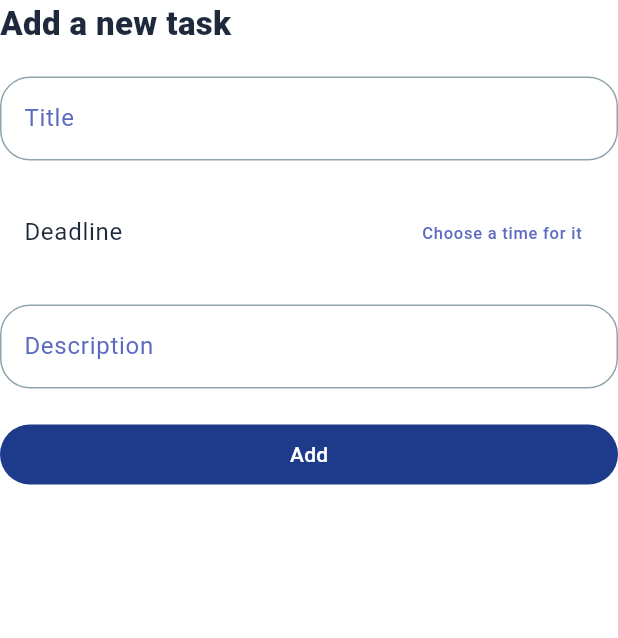
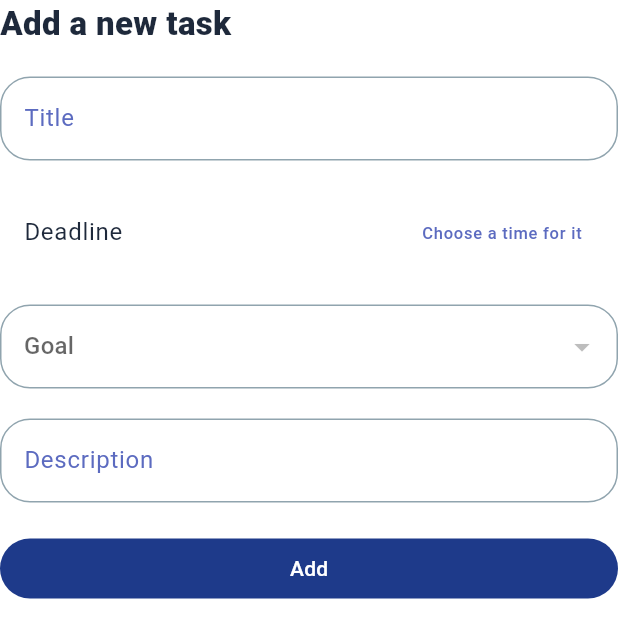
Before and after one commit to Amir-Hzz79/planza, a Flutter app: the AddTaskFields widget shown alone on an empty page, opened directly, on a phone screen of 412 x 824 dp. Shown: the top 638 px of the screen. Run offline on Flutter 3.47's test engine with Material 3 defaults, Android fonts, the phone set to English and light mode, and no system bars; our stand-ins replace dot_navigation_bar, drift, easy_date_timeline, equatable, flutter_bloc, get_it and 1 more; accounts and stored records are empty; generated files the repository leaves out were written again.

Commit message:
finish add task logics

```diff
--- a/assets/lang/en.json
+++ b/assets/lang/en.json
@@ -4,6 +4,7 @@
     "language": "Languages",
     "support": "Help & Support",
     "about": "About Me",
+    "goal": "Goal",
     "goal_title": "Manage Your Goals",
     "add_modal_goal_title": "Add a new GOAL!",
     "add_modal_goal_subtitle": "Let's go",
@@ -11,6 +12,7 @@
     "add_modal_task_subtitle": "Let's add it",
     "title": "Title",
     "add": "Add",
+    "tasks": "Tasks",
     "add_task": "Add a new task",
     "deadline": "Deadline",
     "start_date": "Start Time",
--- a/assets/lang/fa.json
+++ b/assets/lang/fa.json
@@ -4,6 +4,7 @@
     "language": "زبان ها",
     "support": "پشتیبانی",
     "about": "درباره من",
+    "goal": "هدف",
     "goal_title": "اهدافتو مدیریت کن",
     "add_modal_goal_title": "اضافه کردن هدف!",
     "add_modal_goal_subtitle": "بزن بریم",
@@ -11,6 +12,7 @@
     "add_modal_task_subtitle": "بریم اضافه کنیم",
     "title": "عنوان",
     "add": "اضافش کن",
+    "tasks": "کارها",
     "add_task": "اضافه کردن کار جدید",
     "deadline": "موعد",
     "start_date": "از تاریخ",
--- a/lib/core/widgets/scrollables/scrollable_column.dart
+++ b/lib/core/widgets/scrollables/scrollable_column.dart
@@ -1,7 +1,6 @@
 import 'package:flutter/material.dart';
 
 import 'my_single_child_scroll_view.dart';
-
 
 class ScrollableColumn extends StatelessWidget {
   const ScrollableColumn({
@@ -12,6 +11,7 @@ class ScrollableColumn extends StatelessWidget {
     this.scrollController,
     this.mainAxisSize,
     this.scrollPhysics = const ClampingScrollPhysics(),
+    this.spacing = 0,
   });
 
   final List<Widget> children;
@@ -20,6 +20,7 @@ class ScrollableColumn extends StatelessWidget {
   final ScrollController? scrollController;
   final MainAxisSize? mainAxisSize;
   final ScrollPhysics? scrollPhysics;
+  final double spacing;
 
   @override
   Widget build(BuildContext context) {
@@ -30,6 +31,7 @@ class ScrollableColumn extends StatelessWidget {
         mainAxisAlignment: mainAxisAlignment,
         mainAxisSize: mainAxisSize ?? MainAxisSize.max,
         crossAxisAlignment: crossAxisAlignment,
+        spacing: spacing,
         children: children,
       ),
     );
--- a/lib/features/task_managment/bloc/task_bloc.dart
+++ b/lib/features/task_managment/bloc/task_bloc.dart
@@ -21,7 +21,7 @@ class TaskBloc extends Bloc<TaskEvent, TaskState> {
 
       emit(TaskLoadedState(tasks));
     } catch (e) {
-      emit(TaskErrorState('خطا در بارگیری اهداف'));
+      emit(TaskErrorState('Failed to load Tasks'));
     }
   }
 
@@ -34,7 +34,7 @@ class TaskBloc extends Bloc<TaskEvent, TaskState> {
 
       emit(TaskLoadedState(tasks));
     } catch (e) {
-      emit(TaskErrorState('خطا در بارگیری اهداف'));
+      emit(TaskErrorState('Failed to Insert Task'));
     }
   }
 }
--- a/lib/features/task_managment/presentation/widgets/add_task_fields.dart
+++ b/lib/features/task_managment/presentation/widgets/add_task_fields.dart
@@ -1,11 +1,13 @@
 import 'package:flutter/material.dart';
 import 'package:flutter_bloc/flutter_bloc.dart';
+import 'package:planza/core/data/models/goal_model.dart';
 import 'package:planza/core/data/models/task_model.dart';
 import 'package:planza/features/task_managment/bloc/task_bloc.dart';
 import 'package:planza/features/task_managment/bloc/task_event.dart';
 
 import '../../../../core/locale/app_localization.dart';
 import '../../../../core/widgets/date_picker/date_picker.dart';
+import 'goal_selection.dart';
 
 class AddTaskFields extends StatefulWidget {
   const AddTaskFields({super.key});
@@ -19,15 +21,20 @@ class _AddTaskFieldsState extends State<AddTaskFields> {
     TaskModel task = TaskModel(
       title: _titleController.text,
       description: _descriptionController.text,
+      goal: selectedGoal,
       isCompleted: false,
     );
 
     context.read<TaskBloc>().add(TaskSubmittedEvent(task: task));
+
+    Navigator.pop(context);
   }
 
   final TextEditingController _titleController = TextEditingController();
 
   final TextEditingController _descriptionController = TextEditingController();
+
+  GoalModel? selectedGoal;
 
   @override
   Widget build(BuildContext context) {
@@ -61,6 +68,11 @@ class _AddTaskFieldsState extends State<AddTaskFields> {
           DatePicker(
             title: appLocalizations.translate('deadline'),
           ),
+          GoalSelection(
+            onChanged: (selectedGoal) {
+              this.selectedGoal = selectedGoal;
+            },
+          ),
           TextFormField(
             controller: _descriptionController,
             decoration: InputDecoration(
--- /dev/null
+++ b/lib/features/task_managment/presentation/widgets/goal_selection.dart
@@ -0,0 +1,93 @@
+import 'package:flutter/material.dart';
+import 'package:flutter_bloc/flutter_bloc.dart';
+import 'package:planza/core/data/models/goal_model.dart';
+import 'package:planza/core/locale/app_localization.dart';
+
+import '../../../home/bloc/goal_bloc.dart';
+import '../../../home/bloc/goal_state.dart';
+
+class GoalSelection extends StatefulWidget {
+  const GoalSelection({super.key, required this.onChanged, this.validator});
+
+  final void Function(GoalModel? selectedGoal) onChanged;
+  final String? Function(GoalModel?)? validator;
+
+  @override
+  State<GoalSelection> createState() => _GoalSelectionState();
+}
+
+class _GoalSelectionState extends State<GoalSelection> {
+  GoalModel? selectedGoal;
+
+  @override
+  Widget build(BuildContext context) {
+    return BlocBuilder<GoalBloc, GoalState>(builder: (context, state) {
+      if (state is GoalLoadedState) {
+        return SizedBox(
+          width: double.infinity,
+          child: DropdownButtonFormField(
+            hint: Text(
+              AppLocalizations.of(context).translate('goal'),
+            ),
+            value: selectedGoal,
+            items: List.generate(
+              state.goals.length,
+              (index) => DropdownMenuItem(
+                value: state.goals[index],
+                child: SizedBox(
+                  width: MediaQuery.of(context).size.width - 80,
+                  child: Row(
+                    children: [
+                      Expanded(
+                        flex: 2,
+                        child: CircleAvatar(
+                          backgroundColor: state.goals[index].color,
+                          radius: 10,
+                        ),
+                      ),
+                      Expanded(
+                        flex: 8,
+                        child: Text(
+                          state.goals[index].name,
+                          overflow: TextOverflow.ellipsis,
+                          style: TextStyle(
+                            color: state.goals[index] == selectedGoal
+                                ? Theme.of(context).colorScheme.primary
+                                : null,
+                          ),
+                        ),
+                      ),
+                    ],
+
+                    /*   selected: state.goals[index] == selectedGoal,
+                    leading: ,
+                    title: , */
+                  ),
+                ),
+              ),
+            ),
+            onChanged: (value) {
+              setState(() {
+                selectedGoal = value;
+                widget.onChanged.call(selectedGoal);
+              });
+            },
+            validator: widget.validator,
+          ),
+        );
+      } else if (state is GoalErrorState) {
+        return Text('Error: ${state.message}');
+      } else {
+        return Container(
+          width: double.infinity,
+          margin: EdgeInsets.symmetric(horizontal: 10),
+          height: 100,
+          decoration: BoxDecoration(
+            color: Colors.grey,
+            borderRadius: BorderRadius.circular(20),
+          ),
+        );
+      }
+    });
+  }
+}
```
Also changed, not shown: lib/app.dart (+8 -3 lines), lib/core/data/data_access_object/task_dao.dart (+19 -2 lines), lib/core/data/models/task_model.dart (+18 -1 lines), lib/features/goal_managment/presentation/pages/goal_details.dart (+21 -0 lines), lib/core/data/data_access_object/task_dao.g.dart, pubspec.lock, 3 other files.
